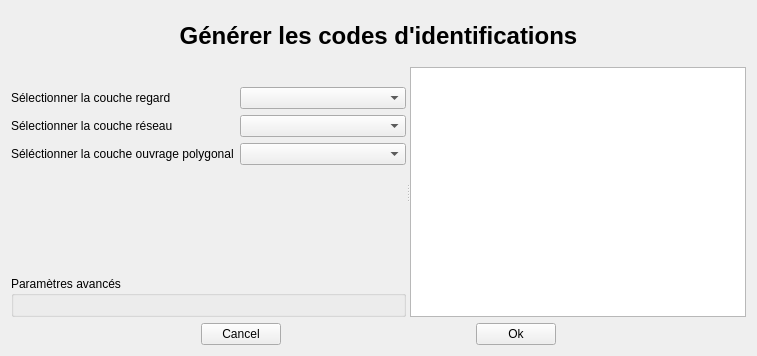
Old version of the form ressources/generate_code.ui in the repository GiroDiGiiro/geopal.
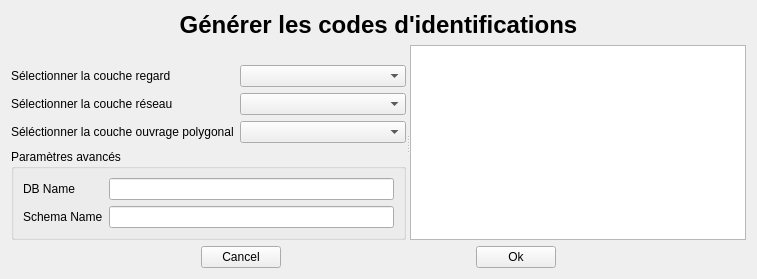
New version of the form. Custom widgets are drawn as their Qt base class.

Commit message: ajout fonction generate_code

The edit to the form file:
```diff
--- a/ressources/generate_code.ui
+++ b/ressources/generate_code.ui
@@ -7,7 +7,7 @@
     <x>0</x>
     <y>0</y>
     <width>757</width>
-    <height>356</height>
+    <height>271</height>
    </rect>
   </property>
   <property name="windowTitle">
@@ -108,7 +108,28 @@
          <property name="collapsed">
           <bool>true</bool>
          </property>
-         <layout class="QVBoxLayout" name="verticalLayout_3"/>
+         <layout class="QFormLayout" name="formLayout_2">
+          <item row="0" column="0">
+           <widget class="QLabel" name="label_4">
+            <property name="text">
+             <string>DB Name</string>
+            </property>
+           </widget>
+          </item>
+          <item row="1" column="0">
+           <widget class="QLabel" name="label_5">
+            <property name="text">
+             <string>Schema Name</string>
+            </property>
+           </widget>
+          </item>
+          <item row="0" column="1">
+           <widget class="QLineEdit" name="le_bd_name"/>
+          </item>
+          <item row="1" column="1">
+           <widget class="QLineEdit" name="le_schema_name"/>
+          </item>
+         </layout>
         </widget>
        </item>
       </layout>
```
Left out of the diff: 4 changed lines with no effect on the pictures. The commit also changes 9 other files.
